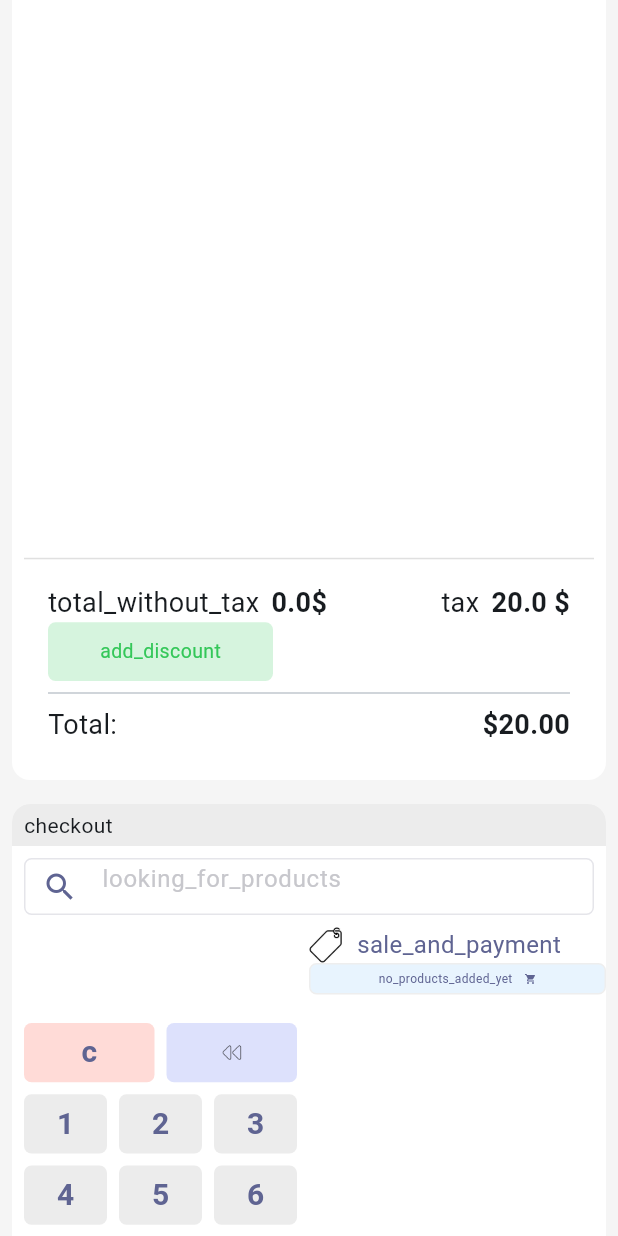
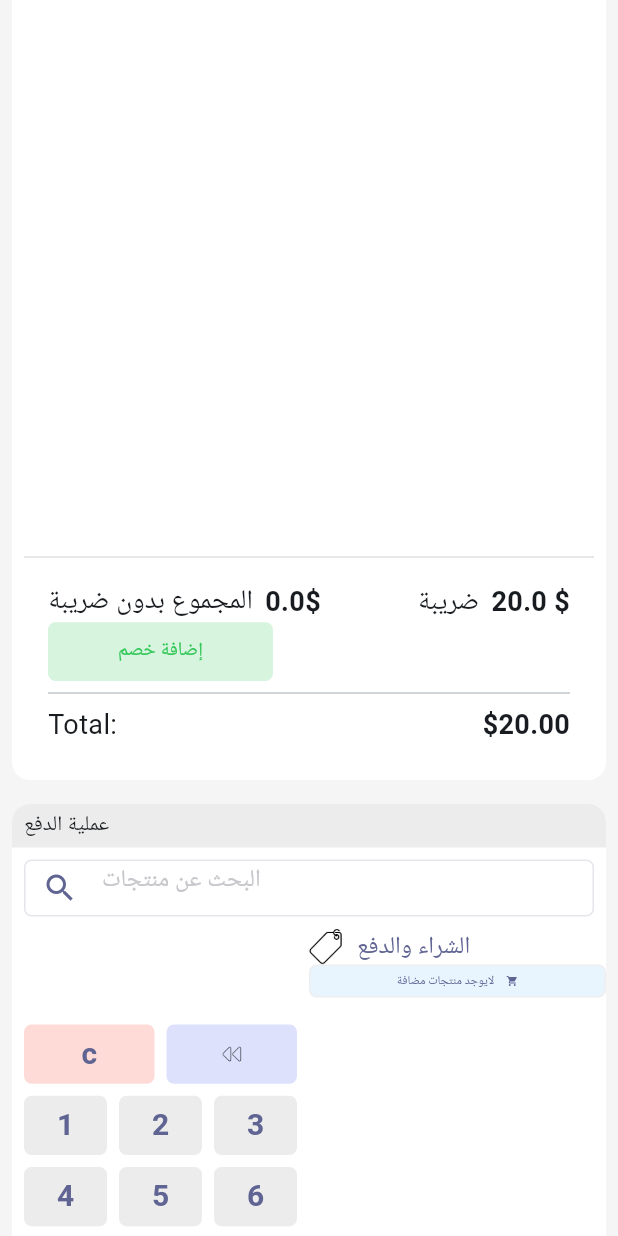
Before and after one commit to raghadalnehla/matrix_test, a Flutter app: the screen it shows after launch, scrolled down 1152 dp, on a phone screen of 412 x 824 dp. Run offline on Flutter 3.47's test engine with Material 3 defaults, Android fonts, the light colour scheme and no system bars; our stand-ins replace auto_size_text, built_value, cached_network_image, connectivity_plus, dartz, dropdown_button2 and 6 more; network calls fail; Roboto replaces fonts that are missing (Tajawal).

Commit message:
Add translations

```diff
--- /dev/null
+++ b/assets/translations/ar.json
@@ -0,0 +1,15 @@
+{
+  "looking_for_products": "البحث عن منتجات",
+  "products": "المنتجات",
+  "tax": "ضريبة",
+  "add_discount": "إضافة خصم",
+  "cart": "عربة التسوق",
+  "global_user": "عميل عام",
+  "checkout": "عملية الدفع",
+  "sale_and_payment": "الشراء والدفع",
+  "no_products_added_yet": "لايوجد منتجات مضافة",
+  "total_without_tax": "المجموع بدون ضريبة",
+  "bar_code": "بار كود"
+
+
+}
--- a/lib/features/desktop_view.dart
+++ b/lib/core/presentation/screens/desktop_view.dart
@@ -7,7 +7,7 @@ import 'package:matrix_erp_test/features/checkout/presentation/views/checkout_pa
 import 'package:matrix_erp_test/features/checkout/presentation/views/checkout_view.dart';
 import 'package:matrix_erp_test/features/products/presentation/views/products_view.dart';
 
-import '../core/presentation/common_widgets/window_widget.dart';
+import '../common_widgets/window_widget.dart';
 
 class DesktopView extends StatelessWidget {
   const DesktopView({super.key});
--- a/lib/features/mobile_view.dart
+++ b/lib/core/presentation/screens/mobile_view.dart
@@ -2,7 +2,7 @@ import 'package:flutter/material.dart';
 import 'package:matrix_erp_test/features/cart/presentation/views/cart_view.dart';
 import 'package:matrix_erp_test/features/products/presentation/views/products_view.dart';
 
-import 'checkout/presentation/views/checkout_panel.dart';
+import '../../../features/checkout/presentation/views/checkout_panel.dart';
 
 class MobileView extends StatelessWidget {
   const MobileView({super.key});
--- a/lib/features/tablet_view.dart
+++ b/lib/core/presentation/screens/tablet_view.dart
@@ -1,7 +1,7 @@
 import 'package:flutter/material.dart';
 import 'package:matrix_erp_test/features/cart/presentation/views/cart_view.dart';
 import 'package:matrix_erp_test/features/products/presentation/views/products_view.dart';
-import 'checkout/presentation/views/checkout_panel.dart';
+import '../../../features/checkout/presentation/views/checkout_panel.dart';
 
 class TabletView extends StatelessWidget {
   const TabletView({super.key});
--- a/lib/features/products/presentation/views/widgets/product_widget.dart
+++ b/lib/features/products/presentation/views/widgets/product_widget.dart
@@ -54,7 +54,7 @@ class ProductWidget extends ConsumerWidget {
                         onTap: (){
                           ref.read(cartProvider.notifier).addToCart(product);
                         },
-                        child: const Icon(Icons.add_circle_outline))
+                        child:  Icon(Icons.add_circle_outline, size: 12.sp,))
                   ],
                 )
               ],
--- a/lib/main.dart
+++ b/lib/main.dart
@@ -2,13 +2,13 @@ import 'package:easy_localization/easy_localization.dart';
 import 'package:flutter/material.dart';
 import 'package:flutter_riverpod/flutter_riverpod.dart';
 import 'package:flutter_screenutil/flutter_screenutil.dart';
-import 'package:matrix_erp_test/features/mobile_view.dart';
+import 'package:matrix_erp_test/core/presentation/screens/mobile_view.dart';
 
 import 'core/helper/screen_manager.dart';
 import 'core/presentation/helpers/responsive.dart';
 import 'core/theme/theme_manager.dart';
-import 'features/desktop_view.dart';
-import 'features/tablet_view.dart';
+import 'core/presentation/screens/desktop_view.dart';
+import 'core/presentation/screens/tablet_view.dart';
 
 void main() {
   runApp(const MyApp());
@@ -19,27 +19,26 @@ class MyApp extends StatelessWidget {
 
   @override
   Widget build(BuildContext context) {
-    ScreenManager( context);
+    ScreenManager(context);
     return ProviderScope(
         child: ScreenUtilInit(
-            designSize: const Size(360, 800),
+            designSize: const Size(1000, 800),
             minTextAdapt: true,
             builder: (context, child) {
               return MaterialApp(
-                debugShowCheckedModeBanner: false,
-                onGenerateTitle: (_) => tr("ar"),
-                localizationsDelegates: context.localizationDelegates,
-                supportedLocales: context.supportedLocales,
-                locale: context.locale,
-                theme:  ThemeManager.getTheme(),
-
-              home: const Responsive(
-                desktop: DesktopView(),
-                tablet: TabletView(),
-                mobile:MobileView() ,
-              )
-              );
+                  debugShowCheckedModeBanner: false,
+                  theme: ThemeManager.getTheme(),
+                  home:  EasyLocalization(
+                    path: 'assets/translations',
+                    supportedLocales: const [Locale('en'), Locale('ar')],
+                    fallbackLocale: const Locale('ar'),
+                    startLocale: const Locale('ar'),
+                    child:  const Responsive(
+                      desktop: DesktopView(),
+                      tablet: TabletView(),
+                      mobile: MobileView(),
+                    ),
+                  ));
             }));
-
   }
 }
--- a/pubspec.yaml
+++ b/pubspec.yaml
@@ -95,3 +95,4 @@ flutter:
   assets:
     - assets/data/
     - assets/icons/
+    - assets/translations/
```
Also changed, not shown: assets/translations/en.json (added, +13 -0 lines).
